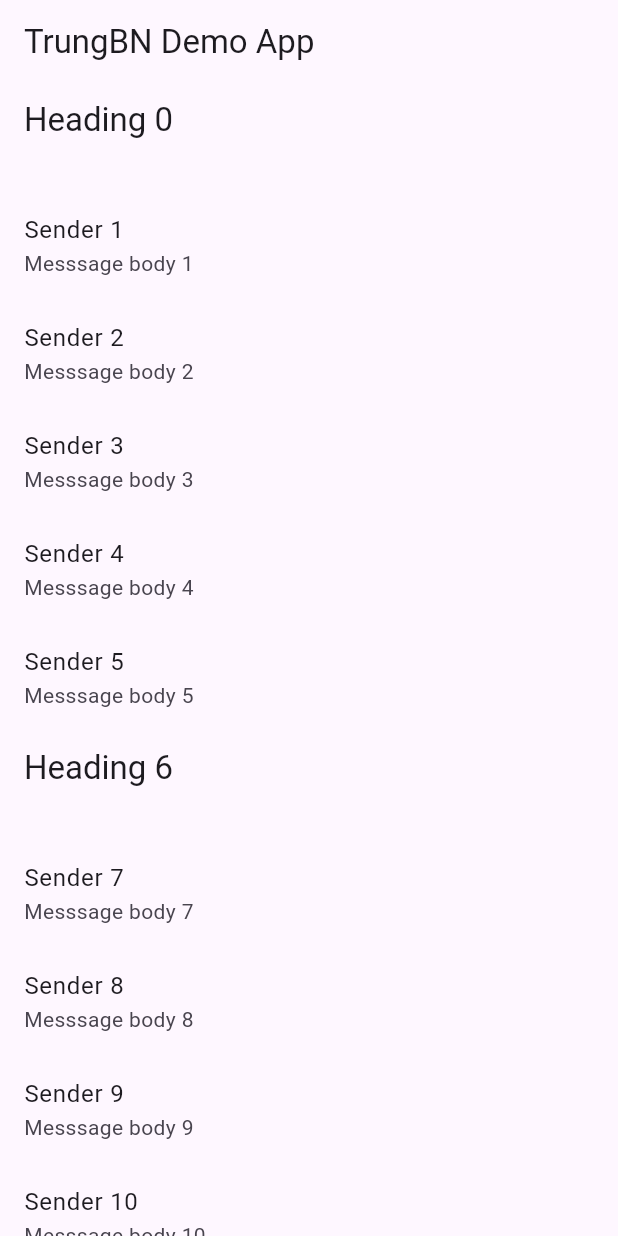
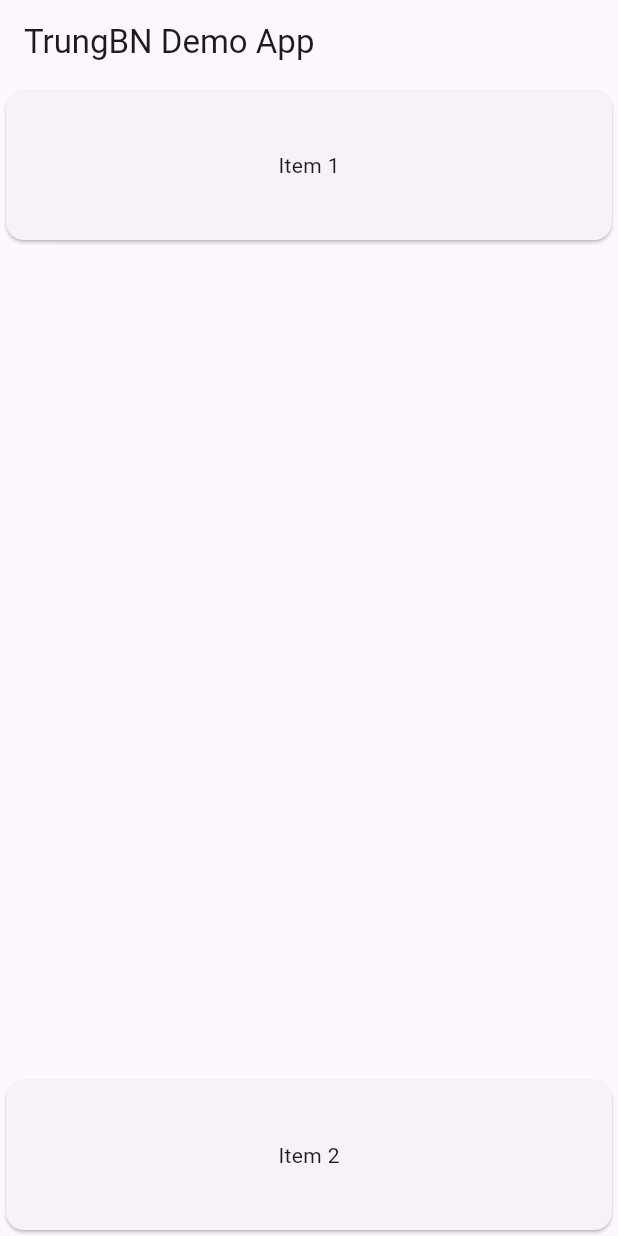
Before and after one commit to namtrungit/FlutterStudyTrungbn, a Flutter app: the screen it shows after launch, on a phone screen of 412 x 824 dp. Run offline on Flutter 3.47's test engine with Material 3 defaults, Android fonts, the phone set to English and light mode, and no system bars.

Commit message:
List with spaced items

```diff
--- a/lib/main.dart
+++ b/lib/main.dart
@@ -13,17 +13,38 @@ class MyApp extends StatelessWidget {
       title: appTitle,
       home: Scaffold(
         appBar: AppBar(title: const Text(appTitle)),
-        body: ListView.builder(
-          itemCount: items.length,
-          itemBuilder: (context, index) {
-            final item = items[index];
-            return ListTile(
-              title: item.buildTitle(context),
-              subtitle: item.buildSubtitle(context),
+        body: LayoutBuilder(
+          builder: (context, constraints) {
+            return SingleChildScrollView(
+              child: ConstrainedBox(
+                constraints: BoxConstraints(minHeight: constraints.maxHeight),
+                child: Column(
+                  mainAxisAlignment: MainAxisAlignment.spaceBetween,
+                  crossAxisAlignment: CrossAxisAlignment.stretch,
+                  children: [
+                    ItemWidget(text: 'Item 1'),
+                    ItemWidget(text: 'Item 2'),
+
+                  ],
+                ),
+              ),
             );
           },
         ),
       ),
+    );
+  }
+}
+
+class ItemWidget extends StatelessWidget {
+  const ItemWidget({super.key, required this.text});
+
+  final String text;
+
+  @override
+  Widget build(BuildContext context) {
+    return Card(
+      child: SizedBox(height: 100, child: Center(child: Text(text))),
     );
   }
 }
```
